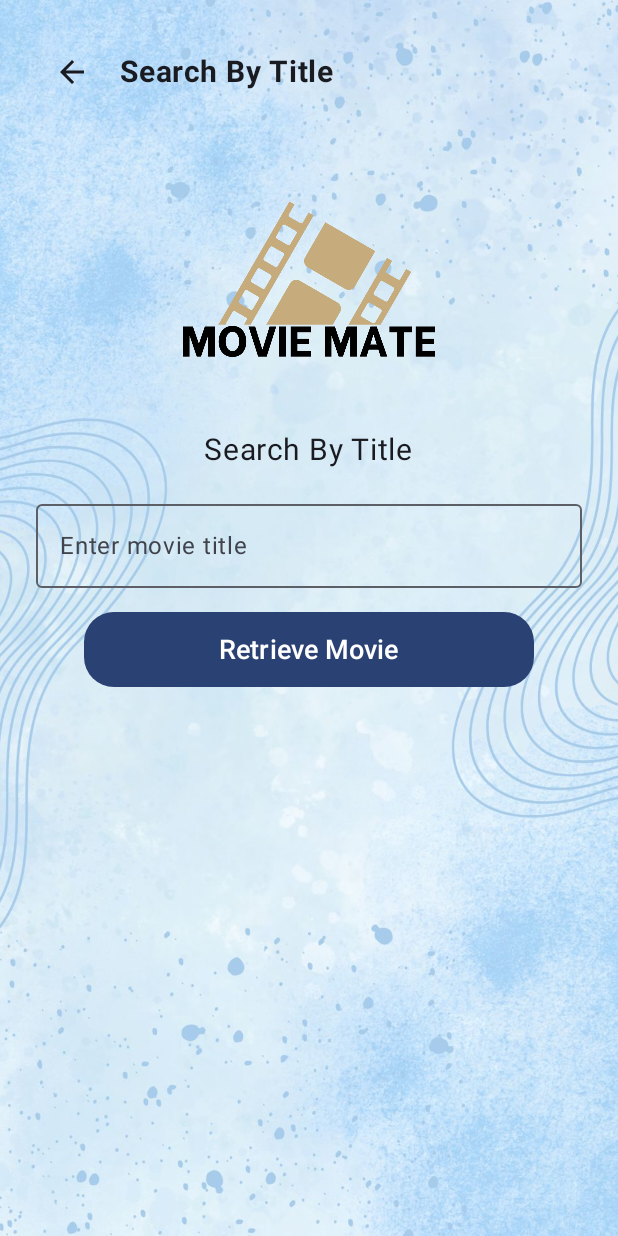
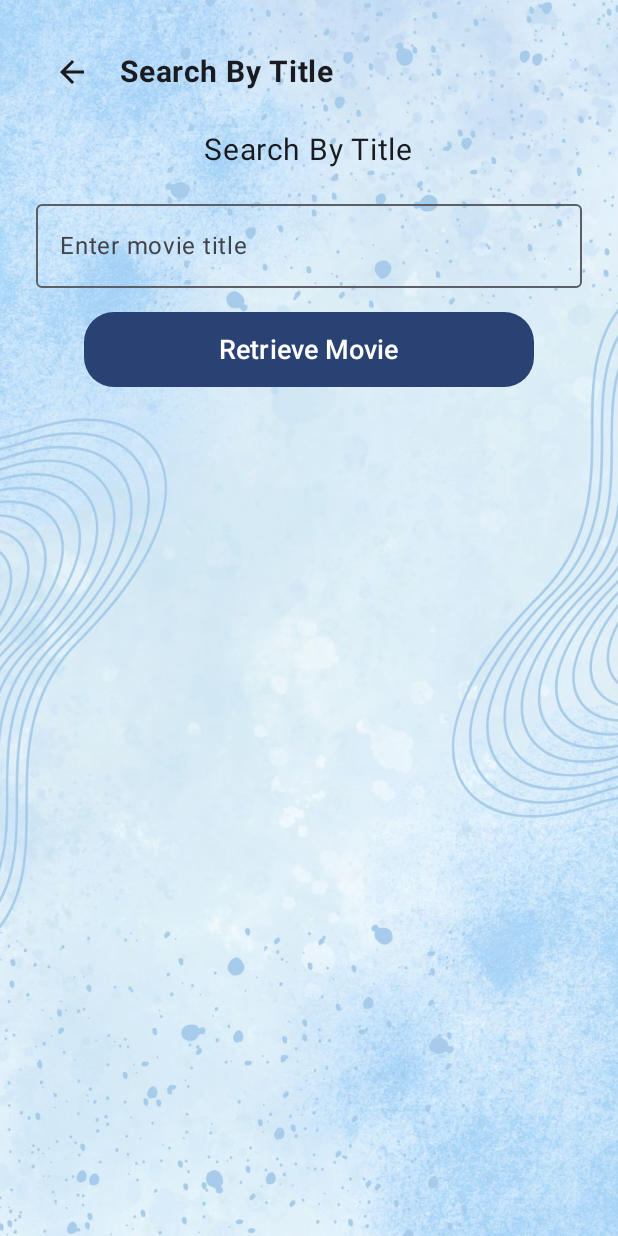
Before and after one commit to AbdhulFathir/MovieMate, an Android app built with Jetpack Compose: the SearchByTitle screen opened directly, with no data from a screen before it, on a phone screen of 412 x 824 dp. Run offline under Robolectric (Android 15) with nearby library versions, the phone set to English and light mode, and no system bars.

Commit message:
Check movie logo

```diff
--- a/app/src/main/java/com/example/moviemate/screens/SearchByTitle.kt
+++ b/app/src/main/java/com/example/moviemate/screens/SearchByTitle.kt
@@ -25,7 +25,6 @@ import com.example.moviemate.CustomButton
 import com.example.moviemate.R
 import com.example.moviemate.ui.theme.MovieMateTheme
 import com.example.moviemate.widgets.SearchByTitleViewModel
-
 
 class SearchByTitle : ComponentActivity() {
     private val viewModel: SearchByTitleViewModel by viewModels()
@@ -75,15 +74,6 @@ class SearchByTitle : ComponentActivity() {
                                 modifier = Modifier.padding(start = 8.dp)
                             )
                         }
-
-                        Image(
-                            painter = painterResource(id = R.drawable.movie_mate_logo),
-                            contentDescription = "MovieMate Logo",
-                            modifier = Modifier
-                                .size(200.dp)
-                                .padding(vertical = 16.dp),
-                            contentScale = ContentScale.Fit
-                        )
 
                         Text("Search By Title", fontSize = 20.sp)
                         Spacer(modifier = Modifier.height(16.dp))
@@ -152,12 +142,9 @@ fun MovieCard(movie: SimpleMovie) {
             Text("Year: ${movie.year}")
             Text("Imdb ID : ${movie.imdbID}")
             Text("Type: ${movie.type}")
-//            Text("Plot: ${movie.Plot}")
         }
     }
 }
-
-
 
 data class SimpleMovie(
     val title: String,
```
